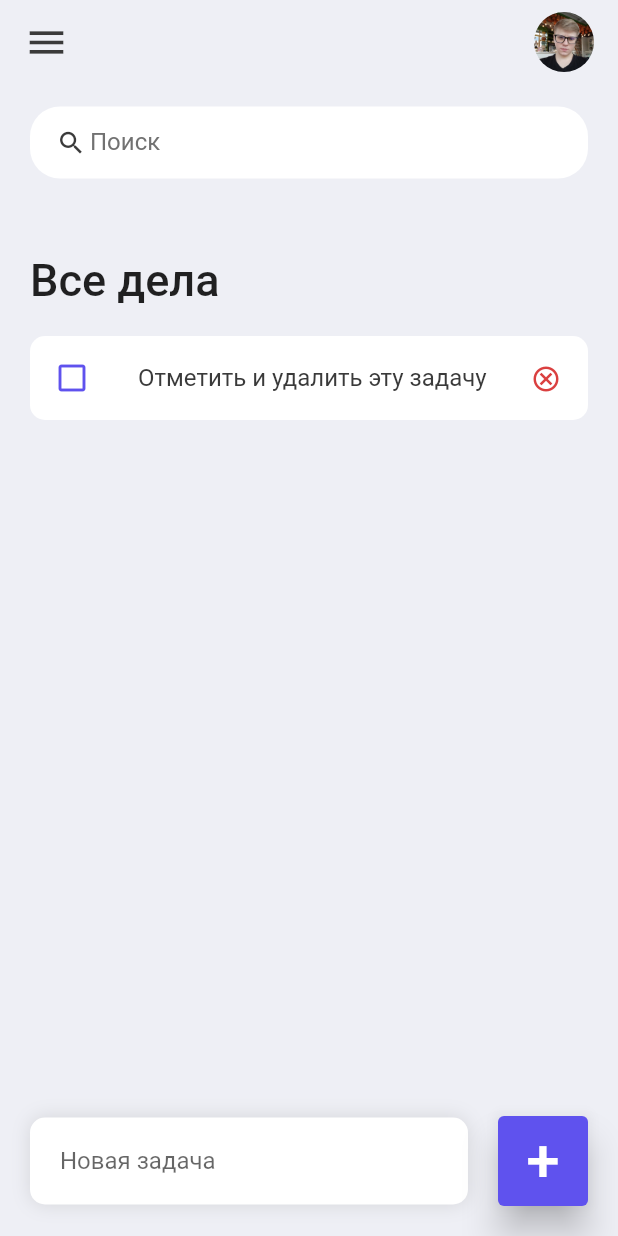
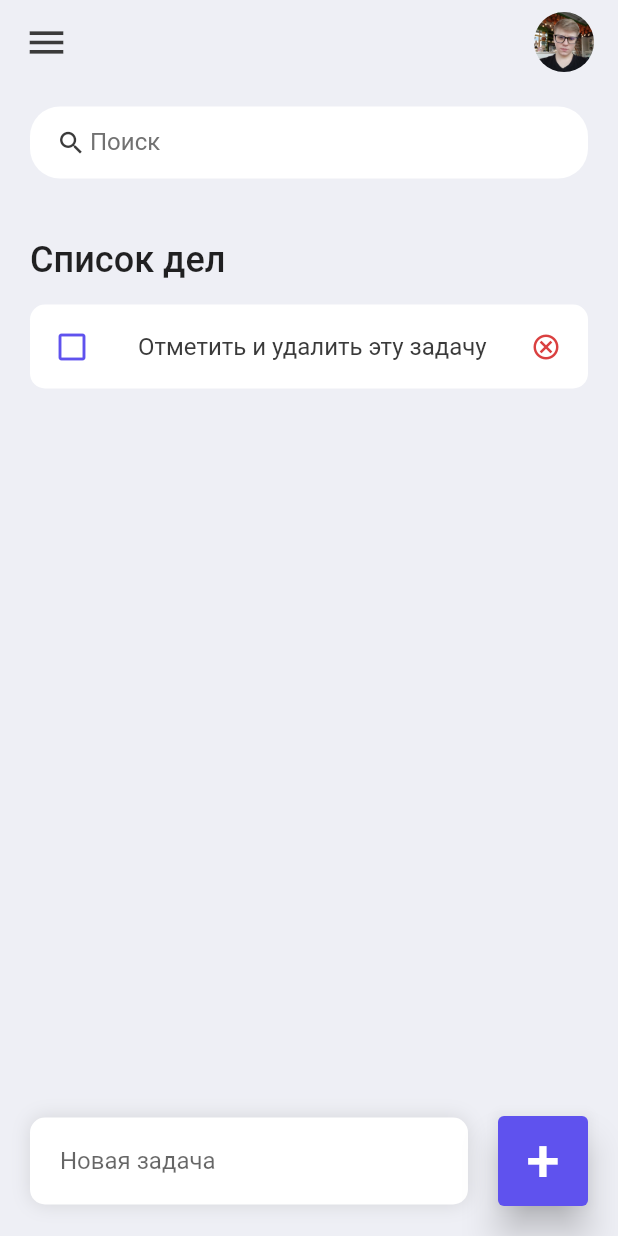
Before and after one commit to konstantingalin/flutter_todo_app, a Flutter app: the screen it shows after launch, on a phone screen of 412 x 824 dp. Run offline on Flutter 3.47's test engine with Material 2 defaults, Android fonts, the phone set to English and light mode, and no system bars.

```diff
--- a/lib/screens/home.dart
+++ b/lib/screens/home.dart
@@ -26,13 +26,13 @@ class Home extends StatelessWidget {
                     children: [
                       Container(
                         margin: const EdgeInsets.only(
-                          top: 50,
-                          bottom: 20,
+                          top: 40,
+                          bottom: 16,
                         ),
                         child: const Text(
-                          'Все дела',
+                          'Список дел',
                           style: TextStyle(
-                              fontSize: 30, fontWeight: FontWeight.w500),
+                              fontSize: 24, fontWeight: FontWeight.w500),
                         ),
                       ),
                       for (ToDo todo in todosList)
```
